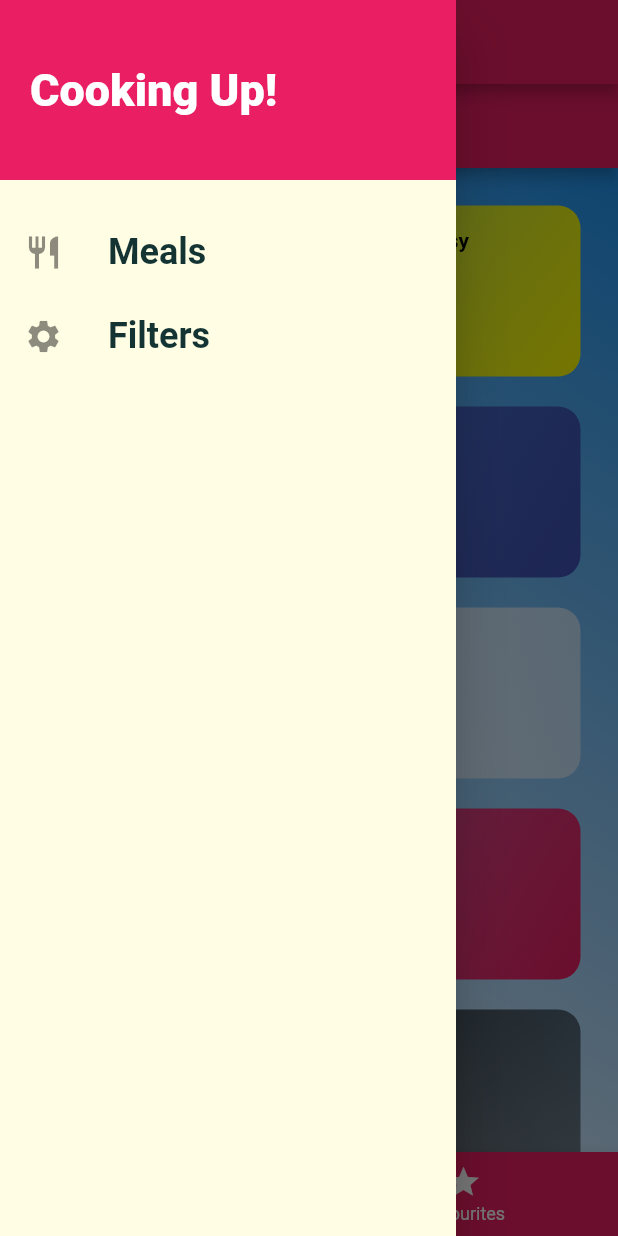
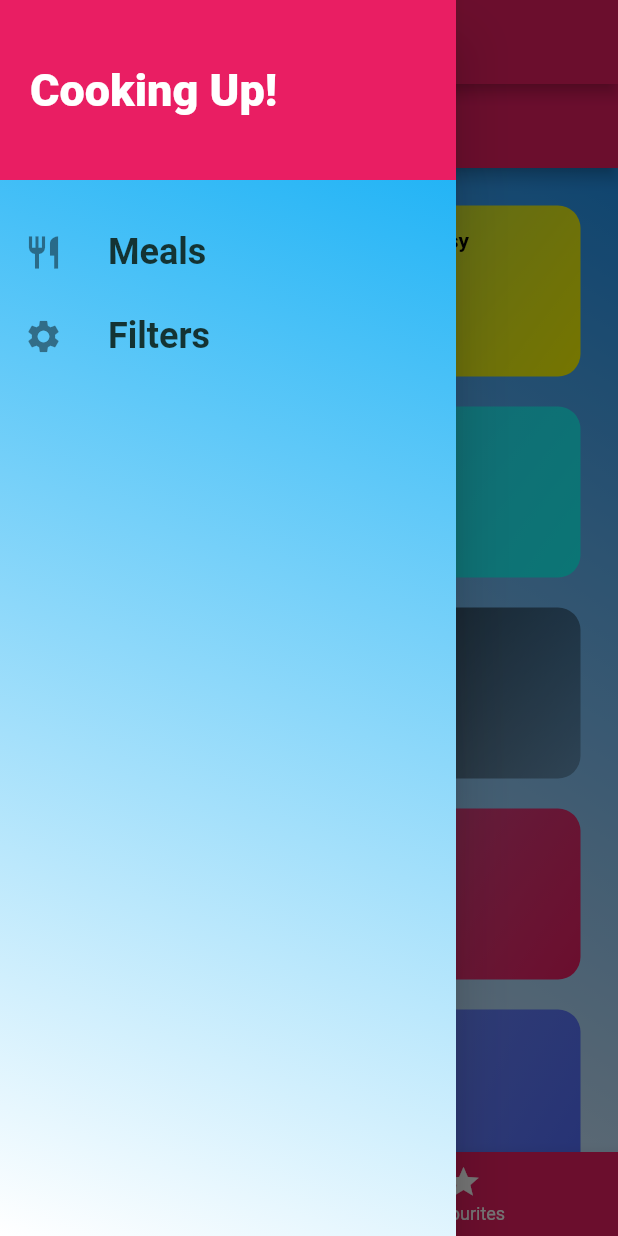
Before and after one commit to usamaiotexcel/daily_meals_app, a Flutter app: the screen it shows after launch, with the side drawer open, on a phone screen of 412 x 824 dp. Run offline on Flutter 3.47's test engine with Material 2 defaults, Android fonts, the phone set to English and light mode, and no system bars; Roboto replaces fonts that are missing (Raleway, RobotoCondensed).

Commit message:
upgrade changes

```diff
--- a/lib/Dummy_Data.dart
+++ b/lib/Dummy_Data.dart
@@ -13,41 +13,37 @@ const DUMMY_CATEGORIES = const [
     title: 'Quick & Easy',
     color: Colors.yellowAccent,
   ),
-  Category(id: 'c3', title: 'Hamburgers', color: Colors.lightGreenAccent),
+  Category(id: 'c3', title: 'Hamburgers', color: Colors.red),
   Category(
     id: 'c4',
     title: 'German',
-    color: Colors.indigo,
+    color: Colors.cyanAccent,
   ),
   Category(
     id: 'c5',
     title: 'Light & Lovely',
-    color: Colors.red,
+    color: Colors.white,
   ),
   Category(
     id: 'c6',
     title: 'Exotic',
-    color: Colors.white54,
+    color: Colors.black26,
   ),
   Category(
     id: 'c7',
     title: 'Breakfast',
-    color: Colors.cyanAccent,
+    color: Colors.blueAccent,
   ),
   Category(
     id: 'c8',
     title: 'Asian',
     color: Colors.pink,
   ),
-  Category(
-    id: 'c9',
-    title: 'French',
-    color: Colors.deepOrangeAccent,
-  ),
+  Category(id: 'c9', title: 'French', color: Colors.deepOrange),
   Category(
     id: 'c10',
     title: 'Summer',
-    color: Colors.black45,
+    color: Colors.indigoAccent,
   ),
   Category(
     id: 'c9',
--- a/lib/Screen/tabsScreen.dart
+++ b/lib/Screen/tabsScreen.dart
@@ -51,11 +51,11 @@ class _TabsScreenState extends State<TabsScreen> {
           BottomNavigationBarItem(
               backgroundColor: Theme.of(context).primaryColor,
               icon: Icon(Icons.category),
-              title: Text('Categories')),
+              label: 'Categories'),
           BottomNavigationBarItem(
               backgroundColor: Theme.of(context).primaryColor,
               icon: Icon(Icons.star),
-              title: Text('Favourites'))
+              label: 'Favourites'),
         ],
       ),
     );
--- a/lib/Widgets/main_Drawer.dart
+++ b/lib/Widgets/main_Drawer.dart
@@ -23,6 +23,12 @@ class MainDrawer extends StatelessWidget {
   @override
   Widget build(BuildContext context) {
     return Drawer(
+      child: Container(
+        decoration: BoxDecoration(
+            gradient: LinearGradient(
+                colors: [Colors.lightBlue, Colors.white],
+                begin: Alignment.topRight,
+                end: Alignment.bottomLeft)),
         child: Column(
           children: <Widget>[
             Container(
@@ -39,16 +45,22 @@ class MainDrawer extends StatelessWidget {
                     color: Colors.white),
               ),
             ),
-          SizedBox(
+            Container(
+              decoration: BoxDecoration(
+                  gradient: LinearGradient(colors: [Colors.blue, Colors.pink])),
+              child: SizedBox(
                 height: 20,
+              ),
             ),
             buildListTile('Meals', Icons.restaurant, () {
               Navigator.of(context).pushReplacementNamed('/');
             }),
             buildListTile('Filters', Icons.settings, () {
-            Navigator.of(context).pushReplacementNamed(FiltersScreen.RouteName);
+              Navigator.of(context)
+                  .pushReplacementNamed(FiltersScreen.RouteName);
             }),
           ],
+        ),
       ),
     );
   }
--- a/lib/main.dart
+++ b/lib/main.dart
@@ -2,7 +2,6 @@ import 'package:flutter/material.dart';
 import 'Dummy_Data.dart';
 import 'package:third_project/models/meals.dart';
 import './Screen/filters_screens.dart';
-
 import './Screen/tabsScreen.dart';
 import './Screen/meal_details_screen.dart';
 import './Screen/CategoriesMealsScreen.dart';
@@ -77,13 +76,13 @@ class _MyAppState extends State<MyApp> {
         canvasColor: Color.fromRGBO(255, 254, 229, 1),
         fontFamily: 'Raleway',
         textTheme: ThemeData.light().textTheme.copyWith(
-            body1: TextStyle(
+            bodyText1: TextStyle(
               color: Color.fromRGBO(20, 51, 51, 1),
             ),
-            body2: TextStyle(
+            bodyText2: TextStyle(
               color: Color.fromRGBO(20, 51, 51, 1),
             ),
-            title: TextStyle(
+            subtitle1: TextStyle(
               fontSize: 20,
               fontFamily: 'RobotoCondensed',
               fontWeight: FontWeight.bold,
```
Also changed, not shown: lib/Screen/CategoriesMealsScreen.dart (+8 -1 lines), lib/Screen/meal_details_screen.dart (+23 -9 lines), lib/Widgets/meal_item.dart (+7 -3 lines). Lines whose indentation alone changed are shown as unchanged.
